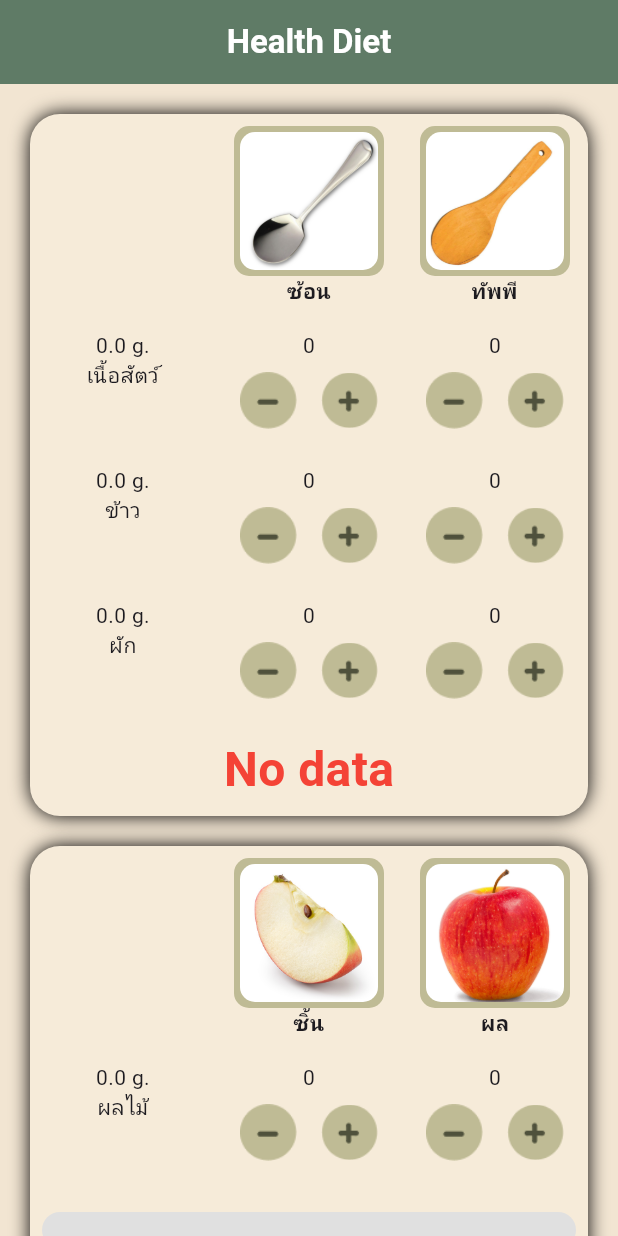
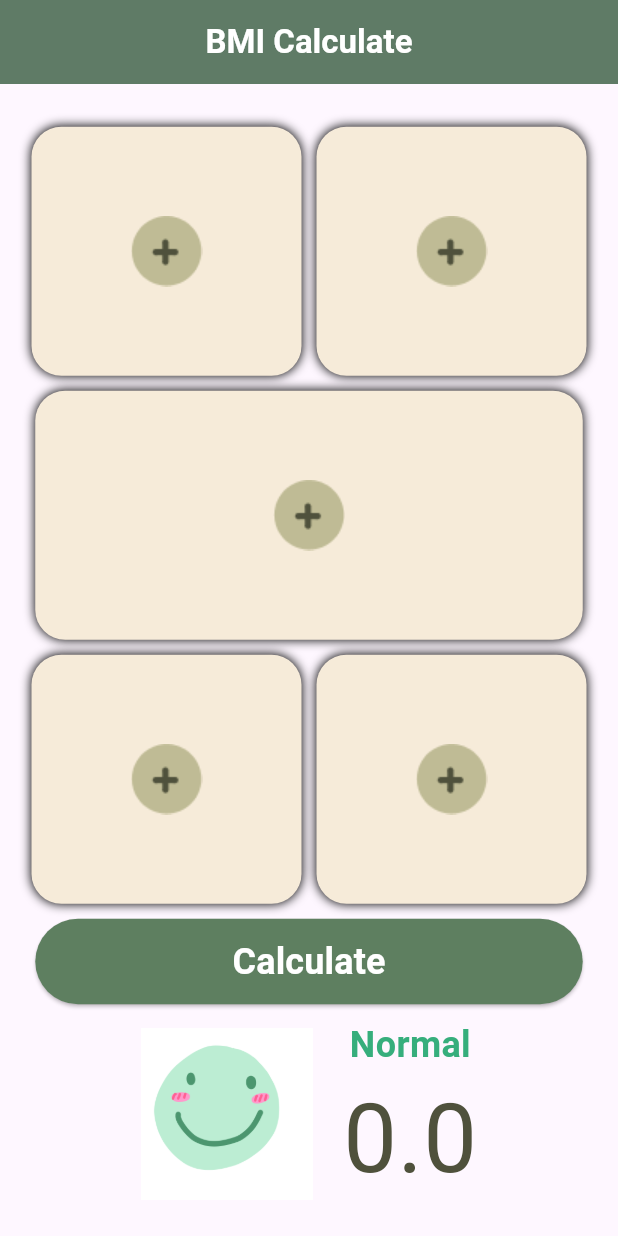
Before and after one commit to KaminariSora/HypnopCareV2, a Flutter app: the screen it shows after launch, on a phone screen of 412 x 824 dp. Run offline on Flutter 3.47's test engine with Material 3 defaults, Android fonts, the phone set to English and light mode, and no system bars.

Commit message:
Create page2

```diff
--- a/hypno_care_v2/lib/main.dart
+++ b/hypno_care_v2/lib/main.dart
@@ -1,5 +1,6 @@
 import 'package:flutter/material.dart';
 import 'page3_healthdiet.dart';
+import 'page2_bmi.dart';
 
 void main() {
   runApp(const MyApp());
@@ -11,7 +12,7 @@ class MyApp extends StatelessWidget {
   @override
   Widget build(BuildContext context) {
     return const MaterialApp(
-      home: Page3Healthdiet(),
+      home: Page2Bmi(),
     );
   }
 }
--- /dev/null
+++ b/hypno_care_v2/lib/page2_bmi.dart
@@ -0,0 +1,163 @@
+import 'package:flutter/material.dart';
+
+class Page2Bmi extends StatefulWidget {
+  const Page2Bmi({super.key});
+
+  @override
+  State<Page2Bmi> createState() => _Page2BmiState();
+}
+
+class _Page2BmiState extends State<Page2Bmi> {
+  @override
+  Widget build(BuildContext context) {
+    return Scaffold(
+      appBar: AppBar(
+        title: const Text("BMI Calculate",
+            style: TextStyle(
+              fontSize: 22,
+              fontWeight: FontWeight.bold,
+              color: Color(0xFFFFFFFF),
+            )),
+        centerTitle: true,
+        backgroundColor: const Color(0xFF5E7F60),
+        elevation: 4,
+      ),
+      body: Center(
+        child: SingleChildScrollView(
+          child: Column(
+            children: [
+              const SizedBox(height: 10,),
+              Row(
+                mainAxisAlignment: MainAxisAlignment.center,
+                children: [
+                  Container(
+                    width: 180,
+                    height: 166,
+                    decoration: BoxDecoration(
+                      color: const Color(0xFFF6EBD9),
+                      borderRadius: BorderRadius.circular(20),
+                      boxShadow: const [BoxShadow(blurRadius: 5)],
+                    ),
+                    child: Image.asset('assets/plus_button.png'),
+                  ),
+                  const SizedBox(
+                    width: 10,
+                  ),
+                  Container(
+                    width: 180,
+                    height: 166,
+                    decoration: BoxDecoration(
+                      color: const Color(0xFFF6EBD9),
+                      borderRadius: BorderRadius.circular(20),
+                      boxShadow: const [BoxShadow(blurRadius: 5)],
+                    ),
+                    child: Image.asset('assets/plus_button.png'),
+                  ),
+                ],
+              ),
+              const SizedBox(height: 10,),
+              Row(
+                mainAxisAlignment: MainAxisAlignment.center,
+                children: [
+                  Container(
+                    width: 365,
+                    height: 166,
+                    decoration: BoxDecoration(
+                      color: const Color(0xFFF6EBD9),
+                      borderRadius: BorderRadius.circular(20),
+                      boxShadow: const [BoxShadow(blurRadius: 5)],
+                    ),
+                    child: Image.asset('assets/plus_button.png'),
+                  ),
+                ],
+              ),
+              const SizedBox(height: 10,),
+              Row(
+                mainAxisAlignment: MainAxisAlignment.center,
+                children: [
+                  Container(
+                    width: 180,
+                    height: 166,
+                    decoration: BoxDecoration(
+                      color: const Color(0xFFF6EBD9),
+                      borderRadius: BorderRadius.circular(20),
+                      boxShadow: const [BoxShadow(blurRadius: 5)],
+                    ),
+                    child: Image.asset('assets/plus_button.png'),
+                  ),
+                  const SizedBox(
+                    width: 10,
+                  ),
+                  Container(
+                    width: 180,
+                    height: 166,
+                    decoration: BoxDecoration(
+                      color: const Color(0xFFF6EBD9),
+                      borderRadius: BorderRadius.circular(20),
+                      boxShadow: const [BoxShadow(blurRadius: 5)],
+                    ),
+                    child: Image.asset('assets/plus_button.png'),
+                  ),
+                ],
+              ),
+              const SizedBox(height: 10,),
+              Row(
+                mainAxisAlignment: MainAxisAlignment.center,
+                children: [
+                  SizedBox(
+                    width: 365,
+                    height: 57,
+                    child: ElevatedButton(
+                      style: ElevatedButton.styleFrom(
+                        backgroundColor: Color(0xFF5E7F60)
+                      ),
+                      onPressed: (){},
+                      child: const Text(
+                        'Calculate',
+                        style: TextStyle(
+                          fontSize: 24,
+                          fontWeight: FontWeight.bold,
+                          color: Color(0xFFFFFFFF)
+                        ),)),
+                  )
+              ],),
+              const SizedBox(height: 10,),
+              SizedBox(
+                width: 365,
+                child: Row(
+                  mainAxisAlignment: MainAxisAlignment.center,
+                  crossAxisAlignment: CrossAxisAlignment.center,
+                  children: [
+                    SizedBox(
+                      height: 115,
+                      child: Image.asset(
+                        'assets/h.png',),
+                    ),
+                    const SizedBox(width: 20,),
+                    Column(
+                      children: [
+                        Text(
+                          'Normal',
+                          style: TextStyle(
+                            fontSize: 24,
+                            color: Color(0xFF36AE7C),
+                            fontWeight: FontWeight.bold
+                          ),),
+                        Text(
+                          '0.0',
+                          style: TextStyle(
+                            fontSize: 64,
+                            color: Color(0xFF4F513C),
+                          ),),
+                      ],
+                    )
+                  ],
+                ),
+              )
+            ],
+          ),
+        ),
+      ),
+    );
+  }
+}
```
